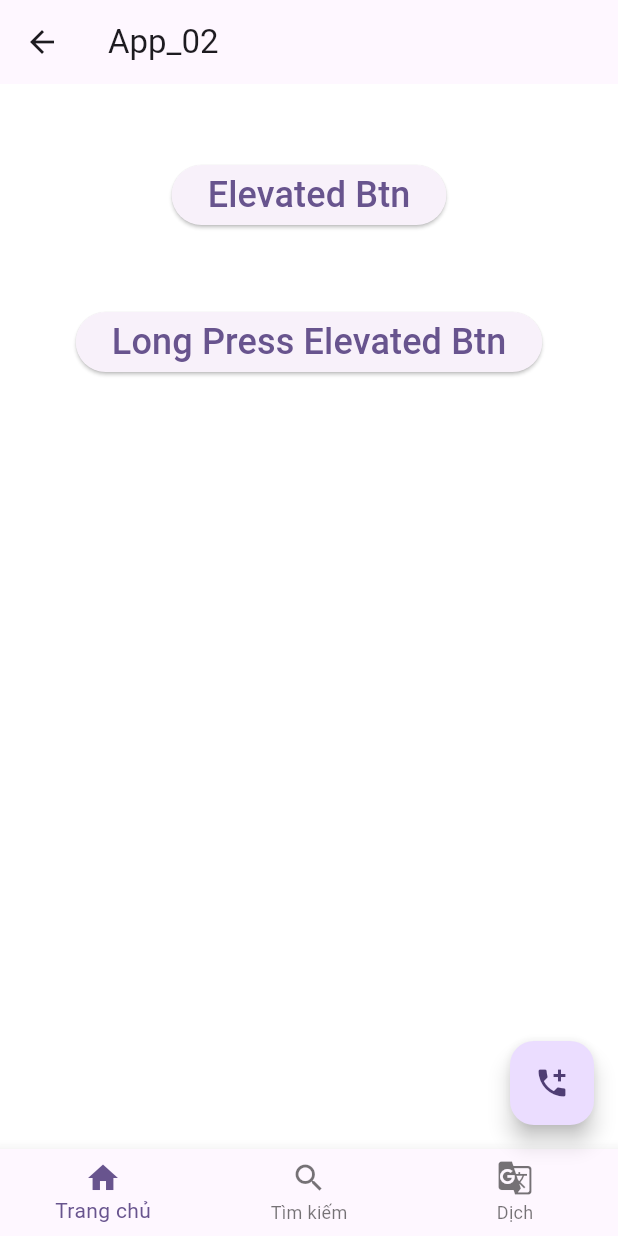
After one commit to thonguyenp/FlutterProgramming, a Flutter app: the MyButton_3 screen opened directly, on a phone screen of 412 x 824 dp. The commit adds this screen. Run offline on Flutter 3.47's test engine with Material 3 defaults, Android fonts, the phone set to English and light mode, and no system bars.

Commit message:
Các tùy chỉnh khác của button

```diff
--- /dev/null
+++ b/app_02/lib/MyButton_3.dart
@@ -0,0 +1,59 @@
+import 'package:flutter/material.dart';
+
+class MyButton_3 extends StatelessWidget {
+  const MyButton_3({super.key});
+
+  @override
+  Widget build(BuildContext context) {
+    //trả về 1 Scaffold - widget cung cấp bố cục Material
+    //Màn hình
+    return Scaffold(
+      //Thanh tiêu đề ứng dụng
+      appBar: AppBar(
+        title: Text("App_02"),
+      ),
+      backgroundColor: Colors.white,
+
+      body: Center(
+        child: Column(
+          children: [
+            SizedBox(height: 50,),
+            ElevatedButton(
+              // Khóa lại bằng cách cho onPressed : null
+              onPressed: () {
+                print("Elevated Btn");
+              },
+              child: Text("Elevated Btn", style: TextStyle(fontSize: 24)),
+            ),
+
+            SizedBox(height: 50,),
+            ElevatedButton(
+              // Khóa lại bằng cách cho onPressed : null
+              onPressed: () {
+                print("Elevated Btn");
+              },
+              onLongPress: () {
+                print("Long Press");
+              },
+              child: Text("Long Press Elevated Btn", style: TextStyle(fontSize: 24)),
+            ),
+
+          ],
+        ),
+      ),
+
+      floatingActionButton: FloatingActionButton(
+          onPressed: (){print("Pressed");},
+          child: const Icon(Icons.add_ic_call)
+      ),
+
+      //items là 1 set => để trong []
+      bottomNavigationBar: BottomNavigationBar(items: [
+        BottomNavigationBarItem(icon: Icon(Icons.home), label: "Trang chủ"),
+        BottomNavigationBarItem(icon: Icon(Icons.search), label: "Tìm kiếm"),
+        BottomNavigationBarItem(icon: Icon(Icons.g_translate), label: "Dịch"),
+
+      ]),
+    );
+  }
+}
--- a/app_02/lib/main.dart
+++ b/app_02/lib/main.dart
@@ -6,6 +6,7 @@ import 'MyContainer.dart';
 import 'MyColumnAndRow.dart';
 import 'MyButton.dart';
 import 'MyButton_2.dart';
+import 'MyButton_3.dart';
 
 void main() {
   runApp(const MyApp());
```
Also changed, not shown: app_02/lib/MyButton_2.dart (+13 -1 lines).
